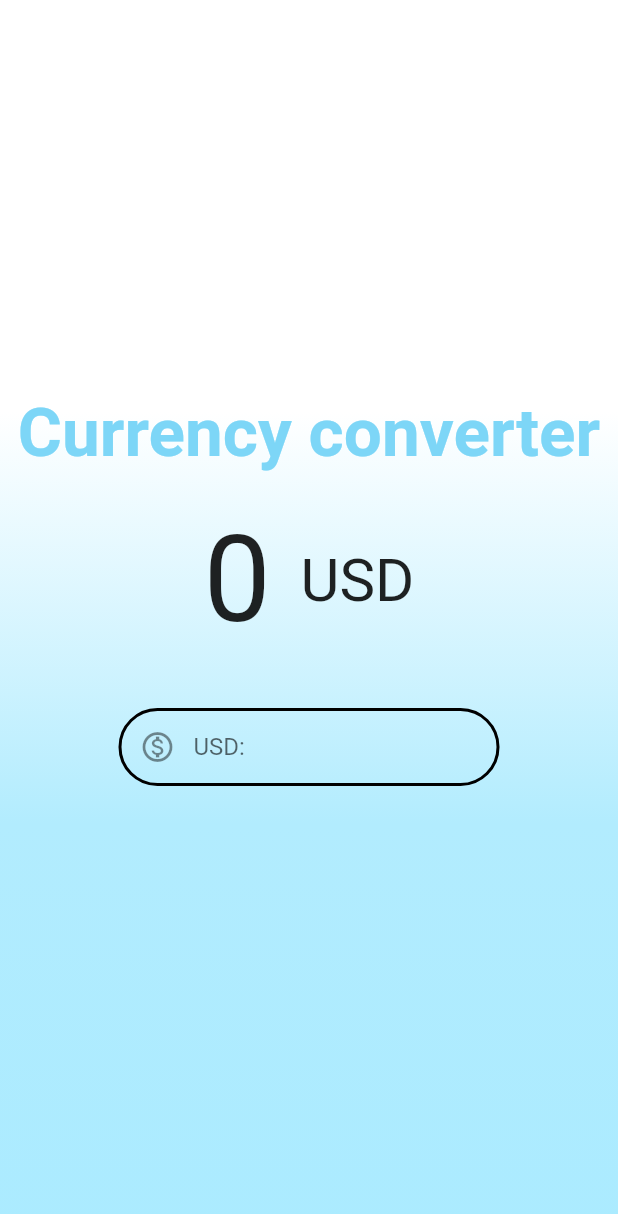
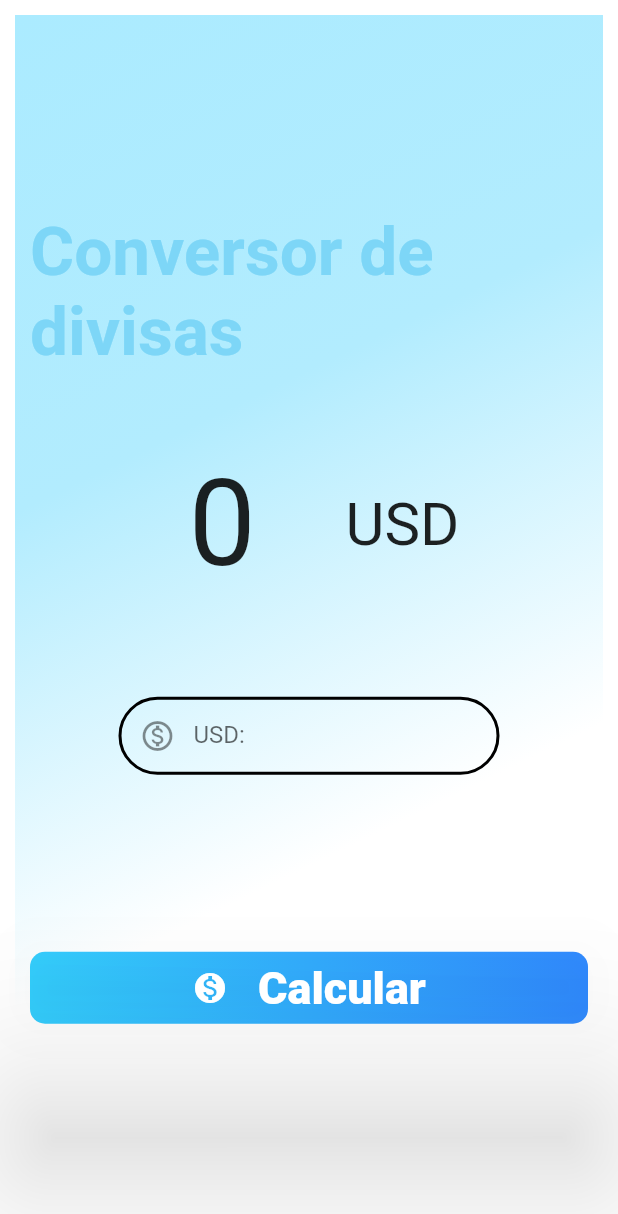
Before and after one commit to AdrianPolanco/CursoFlutter, a Flutter app: the screen it shows after launch, on a phone screen of 412 x 824 dp. Shown: the top 1214 px of the screen. Run offline on Flutter 3.47's test engine with Material 2 defaults, Android fonts, the phone set to English and light mode, and no system bars.

Commit message:
Boton agregado

```diff
--- a/FundamentosFlutter/class_one/lib/currency_converter_material.dart
+++ b/FundamentosFlutter/class_one/lib/currency_converter_material.dart
@@ -1,6 +1,9 @@
+import 'package:flutter/foundation.dart';
 import 'package:flutter/material.dart';
+import 'package:class_one/mixins.dart';
 
-class CurrencyConverterMaterialPage extends StatelessWidget {
+class CurrencyConverterMaterialPage extends StatelessWidget
+    with CalculateMixin {
   const CurrencyConverterMaterialPage({super.key});
 
   @override
@@ -17,46 +20,55 @@ class CurrencyConverterMaterialPage extends StatelessWidget {
       home: Scaffold(
           backgroundColor: Colors.transparent,
           body: Container(
+            padding: const EdgeInsets.all(10),
+            margin: const EdgeInsets.all(10),
             decoration: const BoxDecoration(
                 gradient: LinearGradient(colors: <Color>[
               Color.fromRGBO(255, 255, 255, 1),
               Color.fromRGBO(255, 255, 255, 1),
               Color.fromRGBO(178, 236, 254, 1),
               Color.fromRGBO(171, 235, 255, 1)
-            ], begin: Alignment.topCenter, end: Alignment.bottomCenter)),
-            child: const Center(
+            ], begin: Alignment.bottomRight, end: Alignment.topLeft)),
+            child: Center(
               child: Column(
                 //Las columnas solo toman el espacio el cual sus widgets hijos necesiten
                 mainAxisAlignment: MainAxisAlignment.center,
                 crossAxisAlignment: CrossAxisAlignment.center,
                 children: [
-                  Text(
-                    "Currency converter",
+                  const Text(
+                    "Conversor de divisas",
                     //textScaleFactor: 2.5,
                     style: TextStyle(
                         color: Color.fromRGBO(125, 214, 247, 1),
                         fontSize: 45,
                         fontWeight: FontWeight.bold),
                   ),
-                  SizedBox(
+                  const SizedBox(
                     height: 25,
                   ),
                   Row(
                     mainAxisAlignment: MainAxisAlignment.center,
                     children: [
-                      Text(
+                      Container(
+                        margin: const EdgeInsets.all(10),
+                        padding: const EdgeInsets.all(20),
+                        child: const Text(
                           "0 ",
                           textScaleFactor: 1,
                           style: TextStyle(fontSize: 80),
                         ),
-                      Text(
+                      ),
+                      Container(
+                        padding: const EdgeInsets.all(10),
+                        child: const Text(
                           "USD",
                           textScaleFactor: 1,
                           style: TextStyle(fontSize: 40),
                         ),
+                      ),
                     ],
                   ),
-                  Padding(
+                  const Padding(
                     padding: EdgeInsets.symmetric(vertical: 40),
                     child: SizedBox(
                       width: 250,
@@ -83,6 +95,38 @@ class CurrencyConverterMaterialPage extends StatelessWidget {
                       ),
                     ),
                   ),
+                  const SizedBox(
+                    height: 80,
+                  ),
+                  Container(
+                    decoration: const BoxDecoration(
+                        gradient: LinearGradient(colors: <Color>[
+                          Color.fromRGBO(52, 206, 253, 1),
+                          Color.fromRGBO(48, 138, 255, 1)
+                        ]),
+                        borderRadius: BorderRadius.all(Radius.circular(10))),
+                    child: ElevatedButton(
+                        onPressed: () {
+                          if (kDebugMode) print(Calcular(1, 2));
+                        },
+                        style: ElevatedButton.styleFrom(
+                            elevation: 50,
+                            backgroundColor: Colors.transparent,
+                            foregroundColor: Colors.white,
+                            minimumSize: const Size(double.infinity, 20),
+                            textStyle: const TextStyle(
+                                fontSize: 30, fontWeight: FontWeight.w900)),
+                        child: const Row(
+                          mainAxisAlignment: MainAxisAlignment.center,
+                          children: [
+                            Icon(Icons.monetization_on_sharp),
+                            SizedBox(width: 20),
+                            Text(
+                              "Calcular",
+                            ),
+                          ],
+                        )),
+                  )
                 ],
               ),
             ),
--- /dev/null
+++ b/FundamentosFlutter/class_one/lib/mixins.dart
@@ -0,0 +1,5 @@
+mixin CalculateMixin {
+  int Calcular(int a, int b) {
+    return a + b;
+  }
+}
```
Lines whose indentation alone changed are shown as unchanged.
